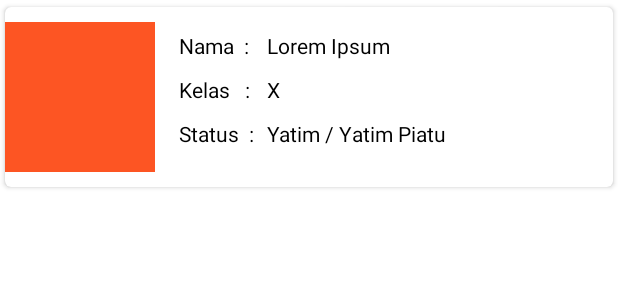
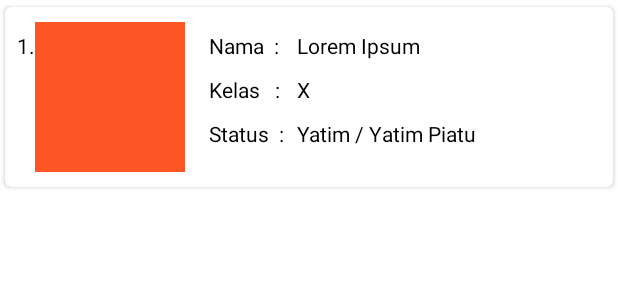
Before and after one commit to fhmsyhd/panti-asuhan-bani-salam, an Android app: the layout item_anak.xml on its own in the app's theme, with its tools: preview values and no code run, on a phone screen of 412 x 824 dp. Shown: the top 300 px of the screen. Run offline under Robolectric (Android 15) with nearby library versions, the phone set to English and light mode, and no system bars.

Commit message:
add nomor data anak

```diff
--- a/app/src/main/java/org/fhmsyhdproject/pantiasuhandhuafabanisalam/data/Anak.kt
+++ b/app/src/main/java/org/fhmsyhdproject/pantiasuhandhuafabanisalam/data/Anak.kt
@@ -7,6 +7,7 @@ data class Anak (
         @get:Exclude
         var id: String = "",
         var image: String = "",
+        var nomor: String = "",
         var name: String = "",
         var kelas : String = "",
         var status : String = " "
--- a/app/src/main/java/org/fhmsyhdproject/pantiasuhandhuafabanisalam/view/about/member/ChildrenActivity.kt
+++ b/app/src/main/java/org/fhmsyhdproject/pantiasuhandhuafabanisalam/view/about/member/ChildrenActivity.kt
@@ -53,6 +53,7 @@ class ChildrenActivity : AppCompatActivity() {
                             listAnak,
                             { position, itemView, item ->
                                 itemView.tv_nama.text = item.name
+                                itemView.tv_nomor.text = item.nomor
                                 itemView.tv_tanggal_lahir.text = item.kelas
                                 itemView.tv_umur.text = item.status
 //                                itemView.tv_asal.text = item.asal
--- a/app/src/main/res/layout/item_anak.xml
+++ b/app/src/main/res/layout/item_anak.xml
@@ -23,9 +23,21 @@
             android:layout_alignParentTop="true"
             android:src="@color/teal_200"
             app:layout_constraintBottom_toBottomOf="parent"
+            app:layout_constraintStart_toEndOf="@+id/tv_nomor"
+            app:layout_constraintTop_toTopOf="parent"
+            tools:ignore="ContentDescription" />
+
+        <TextView
+            android:id="@+id/tv_nomor"
+            android:layout_width="wrap_content"
+            android:layout_height="wrap_content"
+            android:layout_marginStart="8dp"
+            android:text="@string/tv_nomor"
+            app:layout_constraintBottom_toBottomOf="parent"
             app:layout_constraintStart_toStartOf="parent"
             app:layout_constraintTop_toTopOf="parent"
-            tools:ignore="ContentDescription" />
+            app:layout_constraintVertical_bias="0.158"
+            android:textColor="@color/black"/>
 
         <LinearLayout
             android:id="@+id/linearLayout2"
--- a/app/src/main/res/values/strings.xml
+++ b/app/src/main/res/values/strings.xml
@@ -10,5 +10,6 @@
     \n\n3. Menjadi penghubung antara orang-orang yang  mampu (Donatur) dengan anak-anak Yatim &amp; Dhu’afa. \n\n4. Mewujudkan  impian dan cita-cita anak-anak Yatim &amp; Dhu’afa dalam hal pendidikan dan kemandirian.
     \n\n5. Menyantuni, mendidik dan menyayangi  anak-anak  Yatim Piatu &amp; Dhu’afa. \n\n6. Berlatih tekun dan bersabar juga ikhlas dan istiqomah. \n\n7. Memanfa’atkan tenaga, ilmu dan potensi yang ada.
     \n\n8. Membantu Program pemerintah dalam hal pendidikan dan kelangsungan hidup anak-anak Yatim Fiatu dan Dhu’afa, yang mana dalam Undang-undang 45: Pasal 34, Ayat 1 tercantum: Fakir miskin dan anak-anak yang terlantar di pelihara oleh negara.</string>
+    <string name="tv_nomor">1.</string>
 
 </resources>
```
